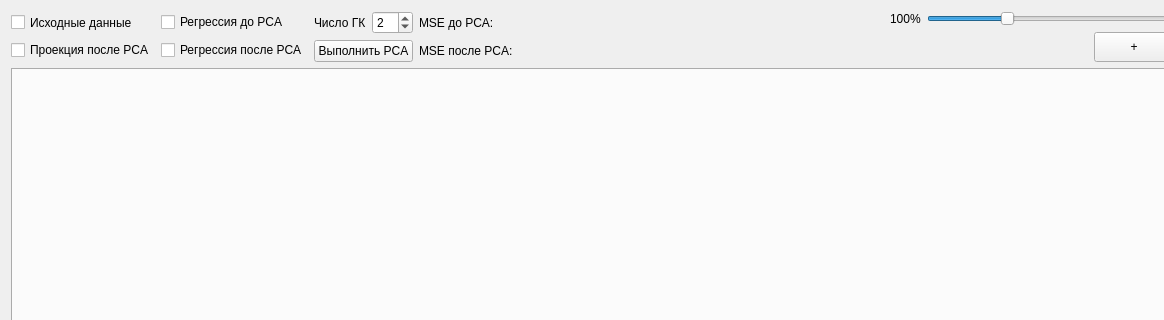
Before: the Qt Designer form src/gui/chartwidget.ui in Redgrxve/PCA-Learning, drawn with Qt 5; both pictures show x 0 to 1164 and y 0 to 320 of the 1271 by 676 pixel window.
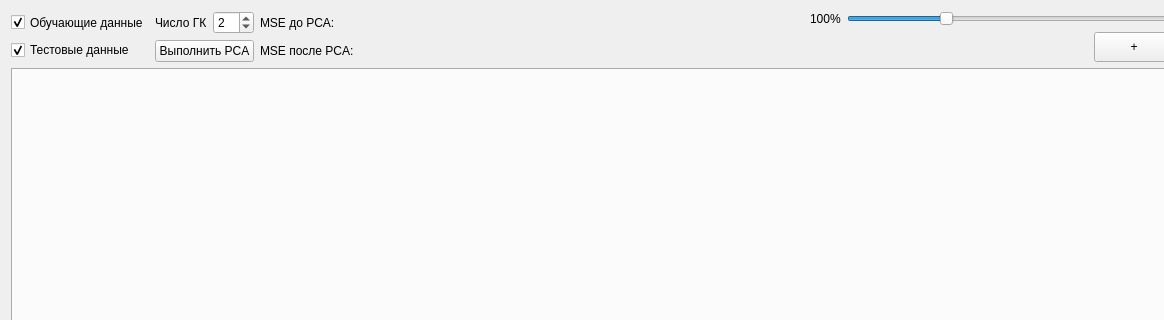
After: the same form once the commit is applied.

The edit to the form file:
```diff
--- a/src/gui/chartwidget.ui
+++ b/src/gui/chartwidget.ui
@@ -27,31 +27,20 @@
           </size>
          </property>
          <property name="text">
-          <string>Исходные данные</string>
+          <string>Обучающие данные</string>
          </property>
          <property name="checked">
-          <bool>false</bool>
-         </property>
-        </widget>
-       </item>
-       <item row="0" column="2">
-        <widget class="QCheckBox" name="initialRegressionCheckBox">
-         <property name="text">
-          <string>Регрессия до PCA</string>
-         </property>
-        </widget>
-       </item>
-       <item row="1" column="2">
-        <widget class="QCheckBox" name="pcaRegressionCheckBox">
-         <property name="text">
-          <string>Регрессия после PCA</string>
+          <bool>true</bool>
          </property>
         </widget>
        </item>
        <item row="1" column="0">
         <widget class="QCheckBox" name="reducedDataCheckBox">
          <property name="text">
-          <string>Проекция после PCA</string>
+          <string>Тестовые данные</string>
+         </property>
+         <property name="checked">
+          <bool>true</bool>
          </property>
         </widget>
        </item>
```
Left out of the diff: 4 changed lines with no effect on the pictures.
